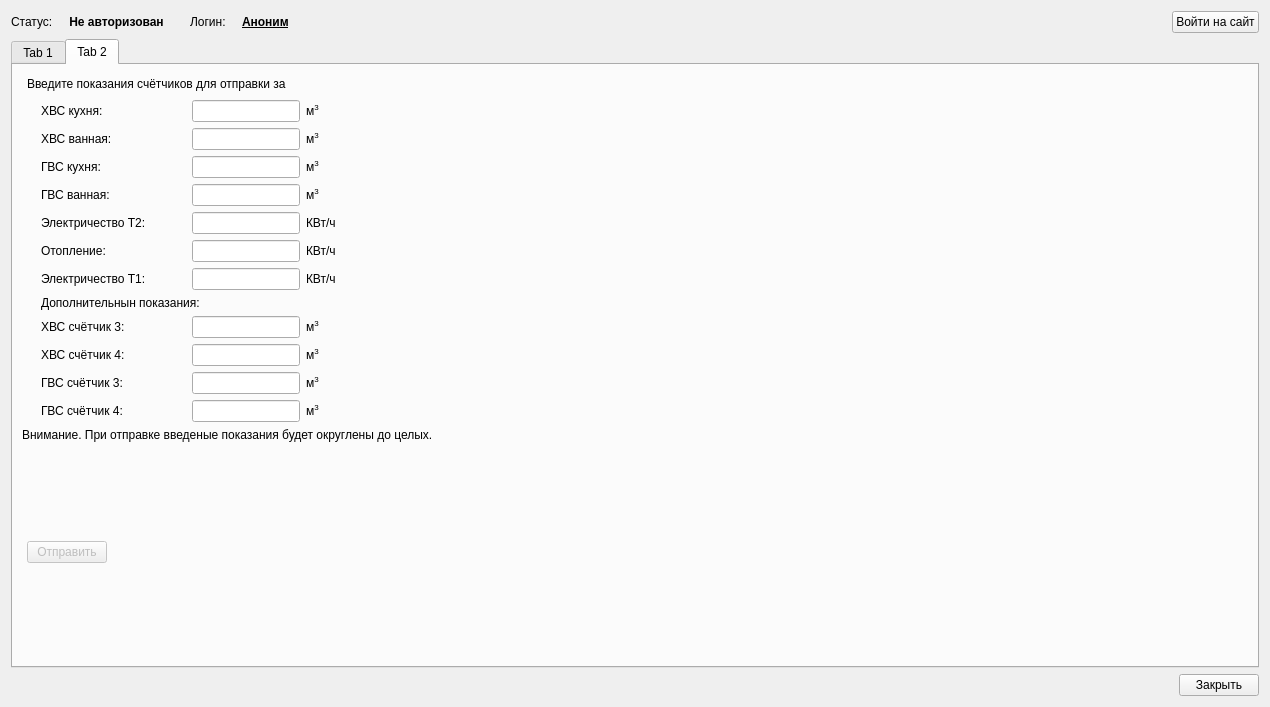
Above: profjilcom_cabinet/main.ui from 0valse/experiments before the change. Below: the same form after it.
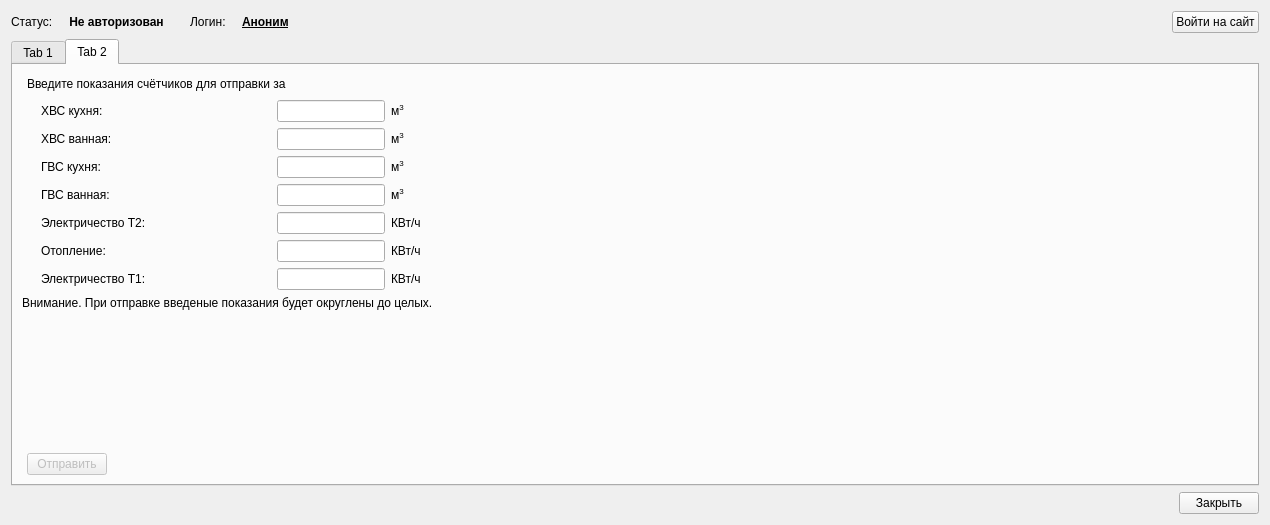
That is the form after the change. The open tabs and pages were chosen to show the change.

Commit message: Revert 3+4 gvs, hvs

```diff
--- a/profjilcom_cabinet/main.ui
+++ b/profjilcom_cabinet/main.ui
@@ -7,7 +7,7 @@
     <x>0</x>
     <y>0</y>
     <width>1270</width>
-    <height>707</height>
+    <height>525</height>
    </rect>
   </property>
   <property name="windowTitle">
@@ -285,7 +285,7 @@
        <string>Tab 2</string>
       </attribute>
       <layout class="QGridLayout" name="gridLayout">
-       <item row="0" column="0" colspan="4">
+       <item row="0" column="0" colspan="3">
         <layout class="QHBoxLayout" name="horizontalLayout_15">
          <item>
           <spacer name="horizontalSpacer_33">
@@ -348,7 +348,7 @@
          </property>
         </spacer>
        </item>
-       <item row="1" column="1" colspan="2">
+       <item row="1" column="1">
         <layout class="QVBoxLayout" name="verticalLayout_2">
          <item>
           <layout class="QHBoxLayout" name="horizontalLayout">
@@ -621,124 +621,9 @@
            </item>
           </layout>
          </item>
-         <item>
-          <widget class="QLabel" name="label_23">
-           <property name="text">
-            <string>Дополнительнын показания:</string>
-           </property>
-          </widget>
-         </item>
-         <item>
-          <layout class="QHBoxLayout" name="horizontalLayout_14">
-           <item>
-            <widget class="QLabel" name="label_19">
-             <property name="text">
-              <string>ХВС счётчик 3:</string>
-             </property>
-            </widget>
-           </item>
-           <item>
-            <spacer name="horizontalSpacer_38">
-             <property name="orientation">
-              <enum>Qt::Horizontal</enum>
-             </property>
-             <property name="sizeHint" stdset="0">
-              <size>
-               <width>40</width>
-               <height>20</height>
-              </size>
-             </property>
-            </spacer>
-           </item>
-           <item>
-            <widget class="QLineEdit" name="hvs_sch3_lineEdit"/>
-           </item>
-          </layout>
-         </item>
-         <item>
-          <layout class="QHBoxLayout" name="horizontalLayout_22">
-           <item>
-            <widget class="QLabel" name="label_20">
-             <property name="text">
-              <string>ХВС счётчик 4:</string>
-             </property>
-            </widget>
-           </item>
-           <item>
-            <spacer name="horizontalSpacer_39">
-             <property name="orientation">
-              <enum>Qt::Horizontal</enum>
-             </property>
-             <property name="sizeHint" stdset="0">
-              <size>
-               <width>40</width>
-               <height>20</height>
-              </size>
-             </property>
-            </spacer>
-           </item>
-           <item>
-            <widget class="QLineEdit" name="hvs_sch4_lineEdit"/>
-           </item>
-          </layout>
-         </item>
-         <item>
-          <layout class="QHBoxLayout" name="horizontalLayout_23">
-           <item>
-            <widget class="QLabel" name="label_21">
-             <property name="text">
-              <string>ГВС счётчик 3:</string>
-             </property>
-            </widget>
-           </item>
-           <item>
-            <spacer name="horizontalSpacer_40">
-             <property name="orientation">
-              <enum>Qt::Horizontal</enum>
-             </property>
-             <property name="sizeHint" stdset="0">
-              <size>
-               <width>40</width>
-               <height>20</height>
-              </size>
-             </property>
-            </spacer>
-           </item>
-           <item>
-            <widget class="QLineEdit" name="gvs_sch3_lineEdit"/>
-           </item>
-          </layout>
-         </item>
-         <item>
-          <layout class="QHBoxLayout" name="horizontalLayout_24">
-           <item>
-            <widget class="QLabel" name="label_22">
-             <property name="text">
-              <string>ГВС счётчик 4:</string>
-             </property>
-            </widget>
-           </item>
-           <item>
-            <spacer name="horizontalSpacer_41">
-             <property name="orientation">
-              <enum>Qt::Horizontal</enum>
-             </property>
-             <property name="sizeHint" stdset="0">
-              <size>
-               <width>40</width>
-               <height>20</height>
-              </size>
-             </property>
-            </spacer>
-           </item>
-           <item>
-            <widget class="QLineEdit" name="gvs_sch4_lineEdit"/>
-           </item>
-          </layout>
-         </item>
         </layout>
        </item>
-       <item row="1" column="3">
+       <item row="1" column="2">
         <layout class="QVBoxLayout" name="verticalLayout_4">
          <item>
           <layout class="QHBoxLayout" name="horizontalLayout_8">
@@ -1069,214 +954,9 @@
            </item>
           </layout>
          </item>
-         <item>
-          <layout class="QHBoxLayout" name="horizontalLayout_25">
-           <item>
-            <spacer name="horizontalSpacer_37">
-             <property name="orientation">
-              <enum>Qt::Horizontal</enum>
-             </property>
-             <property name="sizeHint" stdset="0">
-              <size>
-               <width>40</width>
-               <height>20</height>
-              </size>
-             </property>
-            </spacer>
-           </item>
-          </layout>
-         </item>
-         <item>
-          <layout class="QHBoxLayout" name="horizontalLayout_26">
-           <item>
-            <widget class="QLabel" name="label_25">
-             <property name="text">
-              <string>&lt;html&gt;&lt;head/&gt;&lt;body&gt;&lt;p&gt;м&lt;span style=&quot; vertical-align:super;&quot;&gt;3&lt;/span&gt;&lt;/p&gt;&lt;/body&gt;&lt;/html&gt;</string>
-             </property>
-            </widget>
-           </item>
-           <item>
-            <spacer name="horizontalSpacer_47">
-             <property name="orientation">
-              <enum>Qt::Horizontal</enum>
-             </property>
-             <property name="sizeType">
-              <enum>QSizePolicy::Fixed</enum>
-             </property>
-             <property name="sizeHint" stdset="0">
-              <size>
-               <width>35</width>
-               <height>20</height>
-              </size>
-             </property>
-            </spacer>
-           </item>
-           <item>
-            <widget class="QLabel" name="label_hvs_3_plus">
-             <property name="text">
-              <string/>
-             </property>
-            </widget>
-           </item>
-           <item>
-            <spacer name="horizontalSpacer_42">
-             <property name="orientation">
-              <enum>Qt::Horizontal</enum>
-             </property>
-             <property name="sizeHint" stdset="0">
-              <size>
-               <width>40</width>
-               <height>20</height>
-              </size>
-             </property>
-            </spacer>
-           </item>
-          </layout>
-         </item>
-         <item>
-          <layout class="QHBoxLayout" name="horizontalLayout_27">
-           <item>
-            <widget class="QLabel" name="label_26">
-             <property name="text">
-              <string>&lt;html&gt;&lt;head/&gt;&lt;body&gt;&lt;p&gt;м&lt;span style=&quot; vertical-align:super;&quot;&gt;3&lt;/span&gt;&lt;/p&gt;&lt;/body&gt;&lt;/html&gt;</string>
-             </property>
-            </widget>
-           </item>
-           <item>
-            <spacer name="horizontalSpacer_48">
-             <property name="orientation">
-              <enum>Qt::Horizontal</enum>
-             </property>
-             <property name="sizeType">
-              <enum>QSizePolicy::Fixed</enum>
-             </property>
-             <property name="sizeHint" stdset="0">
-              <size>
-               <width>35</width>
-               <height>20</height>
-              </size>
-             </property>
-            </spacer>
-           </item>
-           <item>
-            <widget class="QLabel" name="label_hvs_4_plus">
-             <property name="text">
-              <string/>
-             </property>
-            </widget>
-           </item>
-           <item>
-            <spacer name="horizontalSpacer_43">
-             <property name="orientation">
-              <enum>Qt::Horizontal</enum>
-             </property>
-             <property name="sizeHint" stdset="0">
-              <size>
-               <width>40</width>
-               <height>20</height>
-              </size>
-             </property>
-            </spacer>
-           </item>
-          </layout>
-         </item>
-         <item>
-          <layout class="QHBoxLayout" name="horizontalLayout_28">
-           <item>
-            <widget class="QLabel" name="label_27">
-             <property name="text">
-              <string>&lt;html&gt;&lt;head/&gt;&lt;body&gt;&lt;p&gt;м&lt;span style=&quot; vertical-align:super;&quot;&gt;3&lt;/span&gt;&lt;/p&gt;&lt;/body&gt;&lt;/html&gt;</string>
-             </property>
-            </widget>
-           </item>
-           <item>
-            <spacer name="horizontalSpacer_49">
-             <property name="orientation">
-              <enum>Qt::Horizontal</enum>
-             </property>
-             <property name="sizeType">
-              <enum>QSizePolicy::Fixed</enum>
-             </property>
-             <property name="sizeHint" stdset="0">
-              <size>
-               <width>35</width>
-               <height>20</height>
-              </size>
-             </property>
-            </spacer>
-           </item>
-           <item>
-            <widget class="QLabel" name="label_gvs_3_plus">
-             <property name="text">
-              <string/>
-             </property>
-            </widget>
-           </item>
-           <item>
-            <spacer name="horizontalSpacer_44">
-             <property name="orientation">
-              <enum>Qt::Horizontal</enum>
-             </property>
-             <property name="sizeHint" stdset="0">
-              <size>
-               <width>40</width>
-               <height>20</height>
-              </size>
-             </property>
-            </spacer>
-           </item>
-          </layout>
-         </item>
-         <item>
-          <layout class="QHBoxLayout" name="horizontalLayout_29">
-           <item>
-            <widget class="QLabel" name="label_28">
-             <property name="text">
-              <string>&lt;html&gt;&lt;head/&gt;&lt;body&gt;&lt;p&gt;м&lt;span style=&quot; vertical-align:super;&quot;&gt;3&lt;/span&gt;&lt;/p&gt;&lt;/body&gt;&lt;/html&gt;</string>
-             </property>
-            </widget>
-           </item>
-           <item>
-            <spacer name="horizontalSpacer_50">
-             <property name="orientation">
-              <enum>Qt::Horizontal</enum>
-             </property>
-             <property name="sizeType">
-              <enum>QSizePolicy::Fixed</enum>
-             </property>
-             <property name="sizeHint" stdset="0">
-              <size>
-               <width>35</width>
-               <height>20</height>
-              </size>
-             </property>
-            </spacer>
-           </item>
-           <item>
-            <widget class="QLabel" name="label_gvs_4_plus">
-             <property name="text">
-              <string/>
-             </property>
-            </widget>
-           </item>
-           <item>
-            <spacer name="horizontalSpacer_45">
-             <property name="orientation">
-              <enum>Qt::Horizontal</enum>
-             </property>
-             <property name="sizeHint" stdset="0">
-              <size>
-               <width>40</width>
-               <height>20</height>
-              </size>
-             </property>
-            </spacer>
-           </item>
-          </layout>
-         </item>
         </layout>
        </item>
-       <item row="1" column="4">
+       <item row="1" column="3">
         <spacer name="horizontalSpacer_3">
          <property name="orientation">
           <enum>Qt::Horizontal</enum>
@@ -1292,14 +972,27 @@
          </property>
         </spacer>
        </item>
-       <item row="2" column="0" colspan="4">
+       <item row="2" column="0" colspan="3">
         <widget class="QLabel" name="label_17">
          <property name="text">
           <string>Внимание. При отправке введеные показания будет округлены до целых.</string>
          </property>
         </widget>
        </item>
-       <item row="3" column="0" colspan="2">
+       <item row="3" column="1">
+        <spacer name="verticalSpacer">
+         <property name="orientation">
+          <enum>Qt::Vertical</enum>
+         </property>
+         <property name="sizeHint" stdset="0">
+          <size>
+           <width>20</width>
+           <height>46</height>
+          </size>
+         </property>
+        </spacer>
+       </item>
+       <item row="4" column="0" colspan="2">
         <layout class="QHBoxLayout" name="horizontalLayout_12">
          <item>
           <spacer name="horizontalSpacer_32">
@@ -1345,19 +1038,6 @@
          </item>
         </layout>
        </item>
-       <item row="3" column="2">
-        <spacer name="verticalSpacer">
-         <property name="orientation">
-          <enum>Qt::Vertical</enum>
-         </property>
-         <property name="sizeHint" stdset="0">
-          <size>
-           <width>20</width>
-           <height>46</height>
-          </size>
-         </property>
-        </spacer>
-       </item>
       </layout>
      </widget>
     </widget>
```
